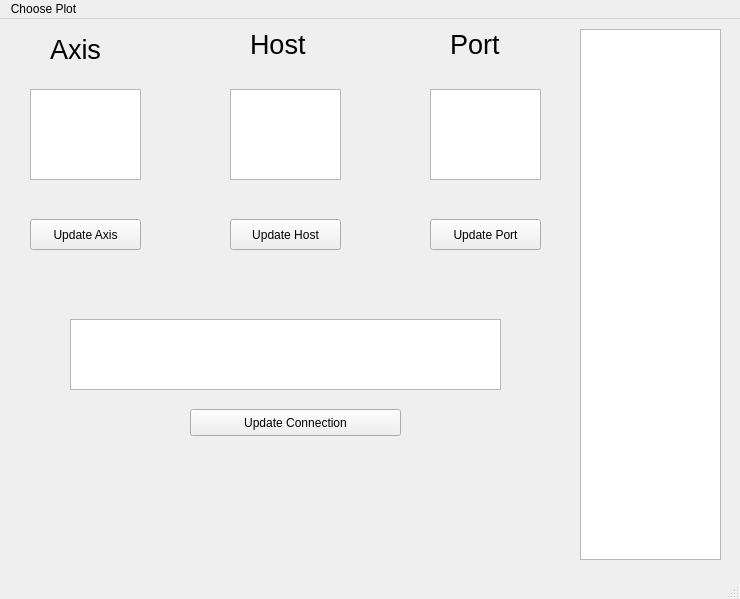
This is GUI/GUI.ui in Brendoncamm/SYP as Qt 5 draws it before an edit. The edited form follows.
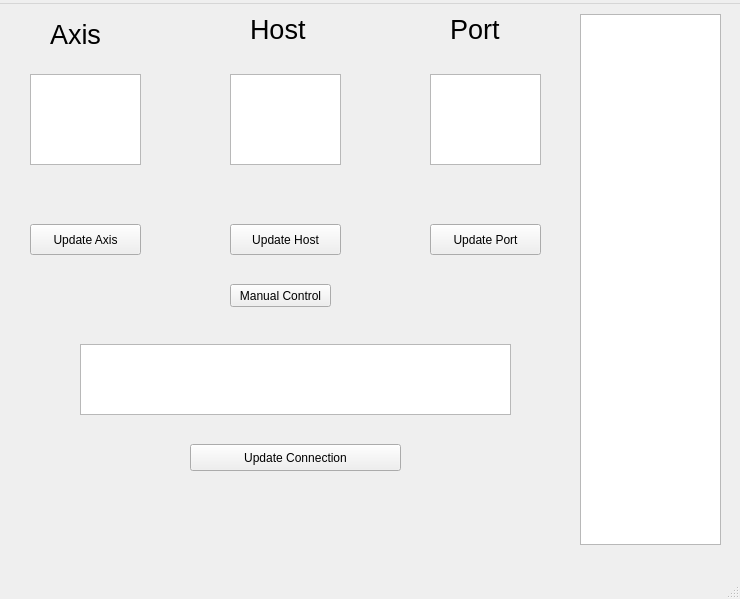
This is the edited form. The open tabs and pages were chosen to show the change.

Patch:
```diff
--- a/GUI/GUI.ui
+++ b/GUI/GUI.ui
@@ -135,7 +135,7 @@
       <property name="geometry">
        <rect>
         <x>30</x>
-        <y>230</y>
+        <y>250</y>
         <width>111</width>
         <height>31</height>
        </rect>
@@ -187,7 +187,7 @@
       <property name="geometry">
        <rect>
         <x>230</x>
-        <y>230</y>
+        <y>250</y>
         <width>111</width>
         <height>31</height>
        </rect>
@@ -200,7 +200,7 @@
       <property name="geometry">
        <rect>
         <x>430</x>
-        <y>230</y>
+        <y>250</y>
         <width>111</width>
         <height>31</height>
        </rect>
@@ -212,8 +212,8 @@
      <widget class="QTextEdit" name="connectionStat">
       <property name="geometry">
        <rect>
-        <x>70</x>
-        <y>330</y>
+        <x>80</x>
+        <y>370</y>
         <width>431</width>
         <height>71</height>
        </rect>
@@ -223,7 +223,7 @@
       <property name="geometry">
        <rect>
         <x>190</x>
-        <y>420</y>
+        <y>470</y>
         <width>211</width>
         <height>27</height>
        </rect>
@@ -232,6 +232,19 @@
        <string>Update Connection</string>
       </property>
      </widget>
+     <widget class="QPushButton" name="connectPS4">
+      <property name="geometry">
+       <rect>
+        <x>230</x>
+        <y>310</y>
+        <width>101</width>
+        <height>23</height>
+       </rect>
+      </property>
+      <property name="text">
+       <string>Manual Control</string>
+      </property>
+     </widget>
     </widget>
     <widget class="QWidget" name="Notes"/>
     <widget class="QWidget" name="NotSure"/>
@@ -258,7 +271,7 @@
    </property>
    <widget class="QMenu" name="menuChoose_Plot">
     <property name="title">
-     <string>Choose Plot</string>
+     <string/>
     </property>
     <addaction name="actionAltitude"/>
     <addaction name="actionDistance"/>
```
Left out of the diff: 5 changed lines with no effect on the pictures.
